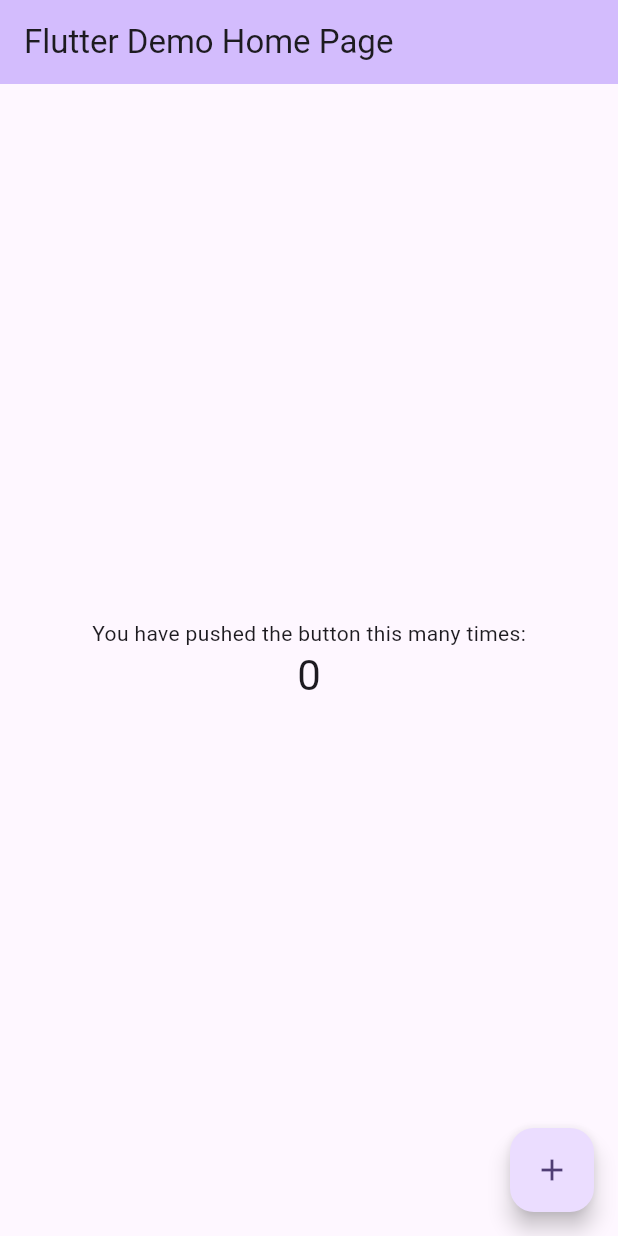
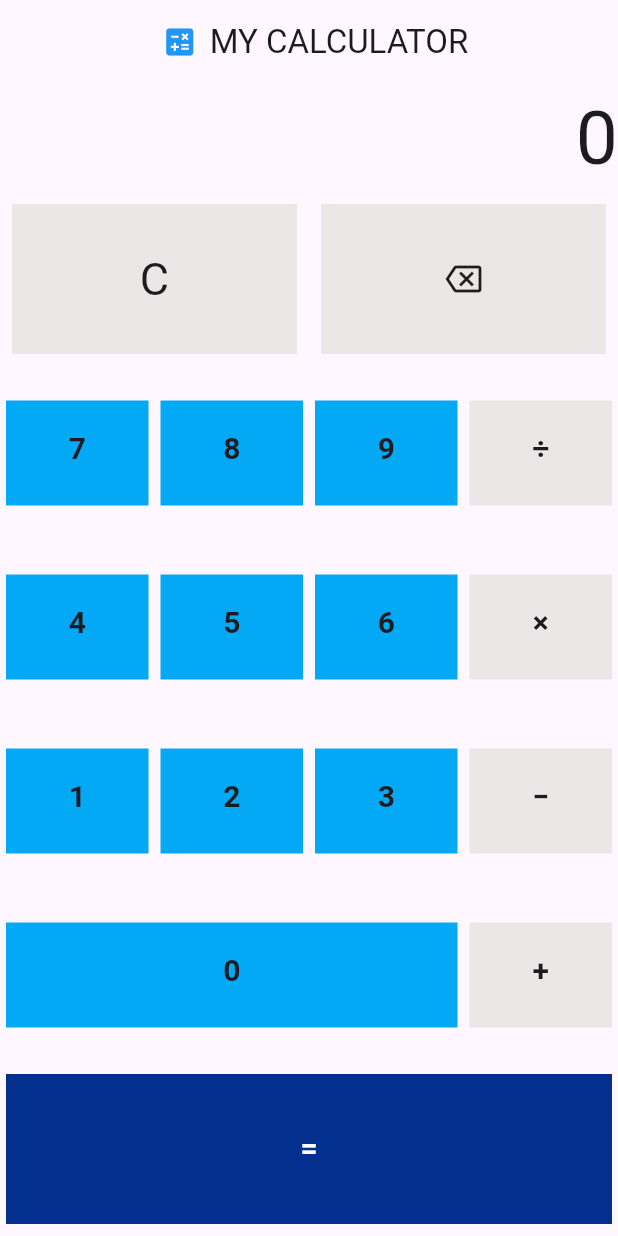
Before and after one commit to artvengers/midterm_640710545, a Flutter app: the screen it shows after launch, on a phone screen of 412 x 824 dp. Run offline on Flutter 3.47's test engine with Material 3 defaults, Android fonts, the phone set to English and light mode, and no system bars.

Commit message:
640710545

```diff
--- /dev/null
+++ b/lib/Cal_Page.dart
@@ -0,0 +1,276 @@
+import 'package:flutter/material.dart';
+
+class CalPage extends StatefulWidget {
+  const CalPage({super.key});
+
+  @override
+  State<CalPage> createState() => _MyWidgetState();
+}
+
+class _MyWidgetState extends State<CalPage> {
+  static const addSign = "\u002B";
+  static const subtractSign = "\u2212";
+  static const multiplySign = "\u00D7";
+  static const divideSign = "\u00F7";
+  static const equalSign = "\u003D";
+  var ans = "0";
+
+  Widget butfirst(String t) {
+    return InkWell(
+      onTap: () {
+        setState(() {
+          ans = "0";
+        });
+      },
+      child: Container(
+        height: 100,
+        width: 300,
+        padding: EdgeInsets.all(10),
+        decoration:
+            BoxDecoration(color: const Color.fromARGB(255, 236, 231, 231)),
+        child: Center(
+            child: Text(
+          t,
+          style: TextStyle(fontSize: 30),
+        )),
+      ),
+    );
+  }
+
+  Widget butde() {
+    return InkWell(
+      onTap: () {
+        setState(() {
+          if (ans.length == 1) {
+            ans = "0";
+          } else {
+            ans = ans.substring(0, ans.length - 1);
+          }
+        });
+      },
+      child: Expanded(
+        child: Padding(
+          padding: const EdgeInsets.all(8.0),
+          child: Container(
+            height: 100,
+            padding: EdgeInsets.all(10),
+            decoration: BoxDecoration(
+              color: const Color.fromARGB(255, 236, 231, 231),
+            ),
+            child: Center(
+              child: Icon(Icons.backspace_outlined),
+            ),
+          ),
+        ),
+      ),
+    );
+  }
+
+  Widget butNum(int number) {
+    return InkWell(
+      onTap: () {
+        setState(() {
+          if (ans[0] == "0" && ans.length == 1) {
+            ans = number.toString();
+          } else {
+            ans = ans + number.toString();
+          }
+        });
+      },
+      child: Padding(
+        padding: const EdgeInsets.all(4.0),
+        child: Container(
+          width: 70,
+          height: 70,
+          padding: EdgeInsets.all(18),
+          decoration: BoxDecoration(
+            color: Colors.lightBlue,
+          ),
+          child: Column(
+            children: [
+              Text(
+                number.toString(),
+                style: TextStyle(fontWeight: FontWeight.bold, fontSize: 20),
+              ),
+            ],
+          ),
+        ),
+      ),
+    );
+  }
+
+  Widget butfun(String f) {
+    return InkWell(
+      onTap: () {
+        setState(() {
+          if (f == equalSign) {
+            ans = "0";
+          } else if (ans.substring(ans.length - 1) == subtractSign) {
+            ans = ans.substring(0, ans.length - 1) + f;
+          } else if (ans.substring(ans.length - 1) == multiplySign) {
+            ans = ans.substring(0, ans.length - 1) + f;
+          } else if (ans.substring(ans.length - 1) == divideSign) {
+            ans = ans.substring(0, ans.length - 1) + f;
+          } else if (ans.substring(ans.length - 1) == addSign) {
+            ans = ans.substring(0, ans.length - 1) + f;
+          } else {
+            ans = ans + f;
+          }
+        });
+      },
+      child: Padding(
+        padding: const EdgeInsets.all(4.0),
+        child: Container(
+          width: 70,
+          height: 70,
+          padding: EdgeInsets.all(18),
+          decoration:
+              BoxDecoration(color: const Color.fromARGB(255, 236, 231, 231)),
+          child: Column(
+            children: [
+              Text(
+                f,
+                style: TextStyle(fontWeight: FontWeight.bold, fontSize: 20),
+              ),
+            ],
+          ),
+        ),
+      ),
+    );
+  }
+
+  Widget butequ(String f) {
+    return InkWell(
+      onTap: () {
+        setState(() {
+          ans = "0";
+        });
+      },
+      child: Padding(
+        padding: const EdgeInsets.all(4.0),
+        child: Container(
+          width: 70,
+          height: 100,
+          padding: EdgeInsets.all(18),
+          decoration: BoxDecoration(color: Color.fromARGB(255, 3, 47, 143)),
+          child: Column(mainAxisAlignment: MainAxisAlignment.center,
+            children: [
+              Text(
+                f,
+                style: TextStyle(
+                    fontWeight: FontWeight.bold,
+                    fontSize: 20,
+                    color: Colors.white),
+              ),
+            ],
+          ),
+        ),
+      ),
+    );
+  }
+
+  @override
+  Widget build(BuildContext context) {
+    return Scaffold(
+      appBar: AppBar(
+        title: Row(
+          mainAxisAlignment: MainAxisAlignment.center,
+          children: [
+            Padding(
+              padding: const EdgeInsets.all(8.0),
+              child: Icon(
+                Icons.calculate,
+                color: Colors.blue,
+              ),
+            ),
+            Text("MY CALCULATOR"),
+          ],
+        ),
+      ),
+       body: LayoutBuilder(
+    builder: (context, constraints) {
+      return Column(
+        children: [
+          Row(
+            children: [
+              Spacer(),
+              Text(
+                ans.toString(),
+                style: TextStyle(
+                  fontSize: 50,
+                ),
+              ),
+            ],
+          ),
+          Expanded(
+            child: Column(
+              children: [
+                Row(
+                  mainAxisAlignment: MainAxisAlignment.center,
+                  children: [
+                    Expanded(
+                      child: Padding(
+                        padding: const EdgeInsets.all(8.0),
+                        child: butfirst("C"),
+                      ),
+                    ),
+                    Expanded(
+                      child: butde(),
+                    ),
+                  ],
+                ),
+                Expanded(
+                  child: Row(
+                    children: [
+                      Expanded(child: butNum(7)),
+                      Expanded(child: butNum(8)),
+                      Expanded(child: butNum(9)),
+                      Expanded(child: butfun(divideSign))
+                    ],
+                  ),
+                ),
+                Expanded(
+                  child: Row(
+                    children: [
+                      Expanded(child: butNum(4)),
+                      Expanded(child: butNum(5)),
+                      Expanded(child: butNum(6)),
+                      Expanded(child: butfun(multiplySign))
+                    ],
+                  ),
+                ),
+                Expanded(
+                  child: Row(
+                    children: [
+                      Expanded(child: butNum(1)),
+                      Expanded(child: butNum(2)),
+                      Expanded(child: butNum(3)),
+                      Expanded(child: butfun(subtractSign))
+                    ],
+                  ),
+                ),
+                Expanded(
+                  child: Row(
+                    children: [
+                      Expanded(flex: 3, child: butNum(0)),
+                      Expanded(child: butfun(addSign))
+                    ],
+                  ),
+                ),
+                Expanded(
+                  child: Row(
+                    children: [
+                      Expanded(child: butequ(equalSign)),
+                    ],
+                  ),
+                ),
+              ],
+            ),
+          ),
+        ],
+      );
+    },
+  ),
+);
+  }
+}
--- a/lib/main.dart
+++ b/lib/main.dart
@@ -1,4 +1,5 @@
 import 'package:flutter/material.dart';
+import 'package:midterm_640710545/Cal_Page.dart';
 
 void main() {
   runApp(const MyApp());
@@ -13,113 +14,10 @@
     return MaterialApp(
       title: 'Flutter Demo',
       theme: ThemeData(
-        // This is the theme of your application.
-        //
-        // TRY THIS: Try running your application with "flutter run". You'll see
-        // the application has a purple toolbar. Then, without quitting the app,
-        // try changing the seedColor in the colorScheme below to Colors.green
-        // and then invoke "hot reload" (save your changes or press the "hot
-        // reload" button in a Flutter-supported IDE, or press "r" if you used
-        // the command line to start the app).
-        //
-        // Notice that the counter didn't reset back to zero; the application
-        // state is not lost during the reload. To reset the state, use hot
-        // restart instead.
-        //
-        // This works for code too, not just values: Most code changes can be
-        // tested with just a hot reload.
         colorScheme: ColorScheme.fromSeed(seedColor: Colors.deepPurple),
         useMaterial3: true,
       ),
-      home: const MyHomePage(title: 'Flutter Demo Home Page'),
+      home: const CalPage(),
     );
   }
 }
-
-class MyHomePage extends StatefulWidget {
-  const MyHomePage({super.key, required this.title});
-
-  // This widget is the home page of your application. It is stateful, meaning
-  // that it has a State object (defined below) that contains fields that affect
-  // how it looks.
-
-  // This class is the configuration for the state. It holds the values (in this
-  // case the title) provided by the parent (in this case the App widget) and
-  // used by the build method of the State. Fields in a Widget subclass are
-  // always marked "final".
-
-  final String title;
-
-  @override
-  State<MyHomePage> createState() => _MyHomePageState();
-}
-
-class _MyHomePageState extends State<MyHomePage> {
-  int _counter = 0;
-
-  void _incrementCounter() {
-    setState(() {
-      // This call to setState tells the Flutter framework that something has
-      // changed in this State, which causes it to rerun the build method below
-      // so that the display can reflect the updated values. If we changed
-      // _counter without calling setState(), then the build method would not be
-      // called again, and so nothing would appear to happen.
-      _counter++;
-    });
-  }
-
-  @override
-  Widget build(BuildContext context) {
-    // This method is rerun every time setState is called, for instance as done
-    // by the _incrementCounter method above.
-    //
-    // The Flutter framework has been optimized to make rerunning build methods
-    // fast, so that you can just rebuild anything that needs updating rather
-    // than having to individually change instances of widgets.
-    return Scaffold(
-      appBar: AppBar(
-        // TRY THIS: Try changing the color here to a specific color (to
-        // Colors.amber, perhaps?) and trigger a hot reload to see the AppBar
-        // change color while the other colors stay the same.
-        backgroundColor: Theme.of(context).colorScheme.inversePrimary,
-        // Here we take the value from the MyHomePage object that was created by
-        // the App.build method, and use it to set our appbar title.
-        title: Text(widget.title),
-      ),
-      body: Center(
-        // Center is a layout widget. It takes a single child and positions it
-        // in the middle of the parent.
-        child: Column(
-          // Column is also a layout widget. It takes a list of children and
-          // arranges them vertically. By default, it sizes itself to fit its
-          // children horizontally, and tries to be as tall as its parent.
-          //
-          // Column has various properties to control how it sizes itself and
-          // how it positions its children. Here we use mainAxisAlignment to
-          // center the children vertically; the main axis here is the vertical
-          // axis because Columns are vertical (the cross axis would be
-          // horizontal).
-          //
-          // TRY THIS: Invoke "debug painting" (choose the "Toggle Debug Paint"
-          // action in the IDE, or press "p" in the console), to see the
-          // wireframe for each widget.
-          mainAxisAlignment: MainAxisAlignment.center,
-          children: <Widget>[
-            const Text(
-              'You have pushed the button this many times:',
-            ),
-            Text(
-              '$_counter',
-              style: Theme.of(context).textTheme.headlineMedium,
-            ),
-          ],
-        ),
-      ),
-      floatingActionButton: FloatingActionButton(
-        onPressed: _incrementCounter,
-        tooltip: 'Increment',
-        child: const Icon(Icons.add),
-      ), // This trailing comma makes auto-formatting nicer for build methods.
-    );
-  }
-}
```
